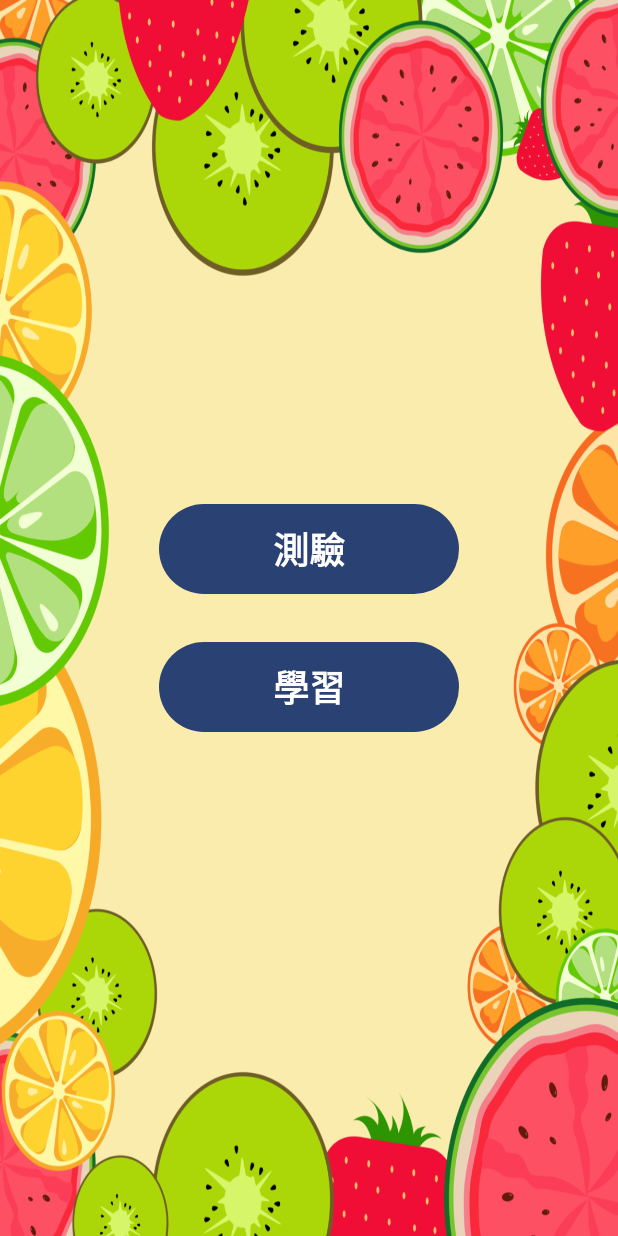
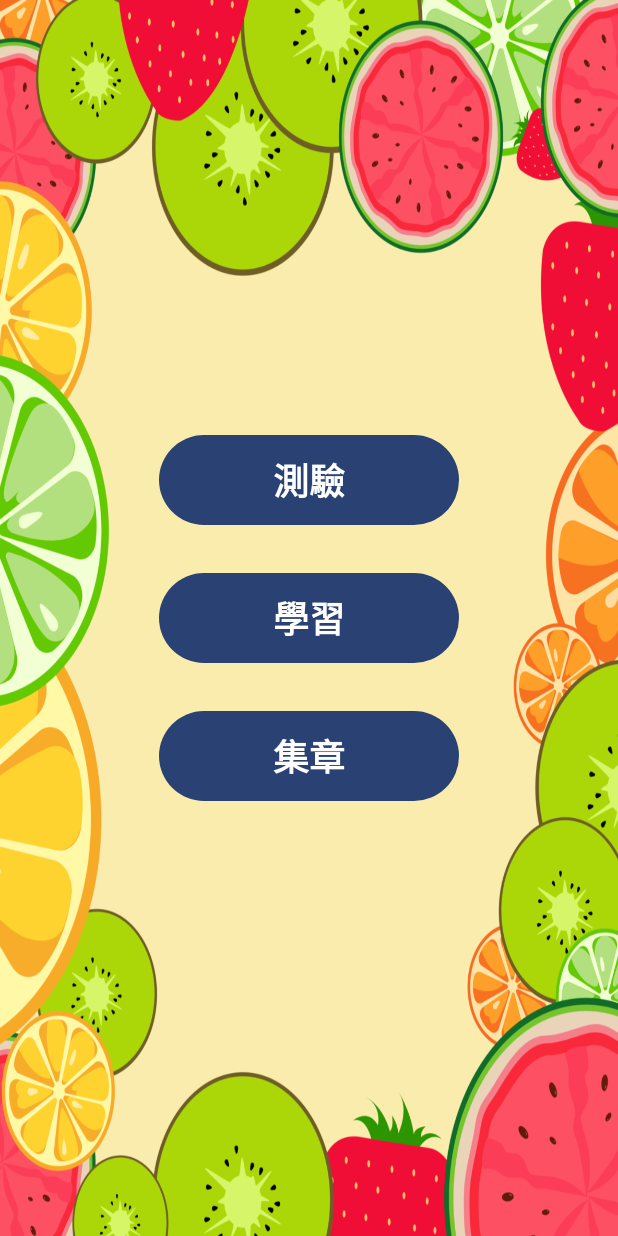
Before and after one commit to Huang-Chien-Chin/Cc1213, an Android app built with Jetpack Compose: the screen it shows after launch (MainActivity), on a phone screen of 412 x 824 dp. Run offline under Robolectric (Android 15) with nearby library versions, the phone set to English and light mode, and no system bars.

Commit message:
20241214b

```diff
--- a/app/src/main/java/tw/edu/pu/csim/s1120326/cc1204/MainActivity.kt
+++ b/app/src/main/java/tw/edu/pu/csim/s1120326/cc1204/MainActivity.kt
@@ -7,6 +7,8 @@ import androidx.activity.compose.setContent
 import androidx.compose.foundation.Image
 import androidx.compose.foundation.background
 import androidx.compose.foundation.layout.*
+import androidx.compose.foundation.lazy.grid.GridCells
+import androidx.compose.foundation.lazy.grid.LazyVerticalGrid
 import androidx.compose.material3.*
 import androidx.compose.runtime.*
 import androidx.compose.ui.Alignment
@@ -22,6 +24,9 @@ import androidx.compose.ui.unit.sp
 import androidx.compose.ui.platform.LocalContext
 import tw.edu.pu.csim.s1120326.cc1204.ui.theme.Cc1204Theme
 import kotlin.random.Random
+import androidx.compose.foundation.lazy.LazyColumn
+import androidx.compose.foundation.lazy.items
+
 
 class MainActivity : ComponentActivity() {
     override fun onCreate(savedInstanceState: Bundle?) {
@@ -36,24 +41,22 @@ class MainActivity : ComponentActivity() {
     }
 }
 
-
-
 // 主頁面組件
 @Composable
 fun Start(m: Modifier) {
-    // 管理顯示狀態，控制顯示哪一個頁面
     var showQuizPage by remember { mutableStateOf(false) }
     var showLearningPage by remember { mutableStateOf(false) }
-    var showStartPage by remember { mutableStateOf(true) }  // 新增控制主頁顯示的變數
-    var showScorePage by remember { mutableStateOf(false) } // 控制分數頁顯示
-    var finalScore by remember { mutableStateOf(0) } // 記錄最後分數
+    var showStartPage by remember { mutableStateOf(true) }
+    var showScorePage by remember { mutableStateOf(false) }
+    var showStampCollectionPage by remember { mutableStateOf(false) }
+    var finalScore by remember { mutableStateOf(0) }
+    var medalCount by remember { mutableStateOf(0) }  // 新增計數器記錄獎牌數量
 
     Box(
         modifier = Modifier
             .fillMaxSize()
             .background(Color.LightGray)
     ) {
-        // 顯示全螢幕背景圖片
         Image(
             painter = painterResource(id = R.drawable.background),
             contentDescription = "背景圖",
@@ -76,10 +79,24 @@ fun Start(m: Modifier) {
                             onClick = { showQuizPage = true; showStartPage = false },
                             modifier = Modifier
                                 .padding(16.dp)
-                            .height(60.dp)  // 調整按鈕高度
-                            .width(200.dp)  // 調整按鈕寬度
+                                .height(60.dp)
+                                .width(200.dp)
                         ) {
-                        Text("測驗",
+                            Text("測驗",style = TextStyle(
+                                fontSize = 24.sp, // 設定字體大小
+                                fontWeight = FontWeight.Bold)
+
+                            )
+                        }
+
+                        Button(
+                            onClick = { showLearningPage = true; showStartPage = false },
+                            modifier = Modifier
+                                .padding(16.dp)
+                                .height(60.dp)
+                                .width(200.dp)
+                        ) {
+                            Text("學習",
                                 style = TextStyle(
                                 fontSize = 24.sp, // 設定字體大小
                                 fontWeight = FontWeight.Bold)
@@ -87,24 +104,21 @@ fun Start(m: Modifier) {
                         }
 
                         Button(
-                        onClick = { showLearningPage = true; showStartPage = false },
+                            onClick = { showStampCollectionPage = true; showStartPage = false },
                             modifier = Modifier
                                 .padding(16.dp)
-                            .height(60.dp)  // 調整按鈕高度
-                            .width(200.dp)  // 調整按鈕寬度
-
-
+                                .height(60.dp)
+                                .width(200.dp)
                         ) {
-                        Text("學習",
+                            Text("集章",
                                 style = TextStyle(
                                     fontSize = 24.sp, // 設定字體大小
                                     fontWeight = FontWeight.Bold)
                             )
-
-
                         }
                     }
-            } showQuizPage -> {
+                }
+                showQuizPage -> {
                     QuizPage(onFinishQuiz = { score ->
                         finalScore = score
                         showQuizPage = false
@@ -112,23 +126,38 @@ fun Start(m: Modifier) {
                     })
                 }
                 showScorePage -> {
-                    ScorePage(score = finalScore) {
+                    // 傳遞 onBackToStart 以增加獎牌
+                    ScorePage(score = finalScore, onBackToStart = {
+                        medalCount++  // 每次返回主頁時增加獎牌數量
                         showScorePage = false
                         showStartPage = true
-                    }
+                    })
                 }
                 showLearningPage -> {
                     LearningPage(onFinish = {
                         showLearningPage = false
+                        medalCount++  // 每次學習結束後增加一個獎牌
                         showStartPage = true
                     })
+                }
+                showStampCollectionPage -> {
+                    // 在這裡傳遞 medalCount 和 onRedeem
+                    StampCollectionPage(
+                        onBackToStart = { showStampCollectionPage = false; showStartPage = true },
+                        medalCount = medalCount,
+                        onRedeem = {
+                            if (medalCount >= 10) {
+                                medalCount -= 10  // 減少 10 個獎牌
+                            }
+                        }
+                    )
                 }
             }
         }
     }
 }
 
-// 新增分數頁面
+
 @Composable
 fun ScorePage(score: Int, onBackToStart: () -> Unit) {
     val message = when {
@@ -139,7 +168,7 @@ fun ScorePage(score: Int, onBackToStart: () -> Unit) {
 
     // 顯示背景圖片
     Image(
-        painter = painterResource(id = R.drawable.congratulation1), // 替換為您想要的背景圖片資源
+        painter = painterResource(id = R.drawable.congratulation1),
         contentDescription = "背景圖",
         contentScale = ContentScale.FillBounds,
         modifier = Modifier.fillMaxSize()
@@ -159,25 +188,24 @@ fun ScorePage(score: Int, onBackToStart: () -> Unit) {
 
             Spacer(modifier = Modifier.height(32.dp))
 
-            Button(onClick = onBackToStart) {
+            Button(onClick = onBackToStart) {  // 返回主頁時呼叫 onBackToStart
                 Text("返回主頁", style = TextStyle(fontSize = 20.sp))
             }
         }
     }
 }
 
-// 學習頁面組件
+
+
 @Composable
-fun LearningPage(onFinish: () -> Unit) { // 添加 onFinish 回調
+fun LearningPage(onFinish: () -> Unit) {
     var expanded by remember { mutableStateOf(false) }
 
-    // 顯示背景色
     Box(
         modifier = Modifier
             .fillMaxSize()
             .background(Color.LightGray)
     ) {
-        // 顯示全螢幕背景圖片
         Image(
             painter = painterResource(id = R.drawable.cnmb),
             contentDescription = "背景圖",
@@ -261,7 +289,7 @@ fun LearningPage(onFinish: () -> Unit) { // 添加 onFinish 回調
         Row(
             modifier = Modifier.align(Alignment.BottomCenter).padding(16.dp),
             horizontalArrangement = Arrangement.SpaceBetween,
-            verticalAlignment = Alignment.CenterVertically // 垂直對齊
+            verticalAlignment = Alignment.CenterVertically
         ){
             Button(
                 onClick = { if (currentIndex > 0) currentIndex-- },
@@ -286,9 +314,68 @@ fun LearningPage(onFinish: () -> Unit) { // 添加 onFinish 回調
                 ) {
                     Text("結束")
                 }
-
+            }
+        }
+    }
 }
 
+@Composable
+fun StampCollectionPage(onBackToStart: () -> Unit, medalCount: Int, onRedeem: () -> Unit) {
+    Box(
+        modifier = Modifier.fillMaxSize(),
+        contentAlignment = Alignment.Center
+    ) {
+        Column(
+            horizontalAlignment = Alignment.CenterHorizontally,
+            verticalArrangement = Arrangement.Center,
+            modifier = Modifier.padding(16.dp)
+        ) {
+            Text(
+                "我的獎牌",
+                style = TextStyle(fontSize = 32.sp, fontWeight = FontWeight.Bold)
+            )
+
+            Spacer(modifier = Modifier.height(32.dp))
+
+            // 將獎牌數量按每行顯示最多5個進行分組
+            val medalRows = (1..medalCount).chunked(5)
+
+            LazyColumn(
+                verticalArrangement = Arrangement.spacedBy(3.dp)
+            ) {
+                items(medalRows) { row ->
+                    Row(
+                        horizontalArrangement = Arrangement.spacedBy(5.dp),
+                        modifier = Modifier.fillMaxWidth()
+                    ) {
+                        row.forEach {
+                            Image(
+                                painter = painterResource(id = R.drawable.medal),
+                                contentDescription = "Medal",
+                                modifier = Modifier.size(60.dp) // 可以調整大小
+                            )
+                        }
+                    }
+                }
+            }
+
+            Spacer(modifier = Modifier.height(32.dp))
+
+            // 當獎牌數量達到 10 個或更多時顯示「兌換」按鈕
+            if (medalCount >= 10) {
+                Button(
+                    onClick = onRedeem,
+                    modifier = Modifier.padding(8.dp)
+                ) {
+                    Text("兌換", style = TextStyle(fontSize = 20.sp))
+                }
+            }
+
+            Spacer(modifier = Modifier.height(16.dp))
+
+            Button(onClick = onBackToStart) {
+                Text("返回主頁", style = TextStyle(fontSize = 20.sp))
+            }
         }
     }
 }
```
Also changed, not shown: app/src/main/res/drawable/medal.png (added), 1 other file. Lines whose indentation alone changed are shown as unchanged.
